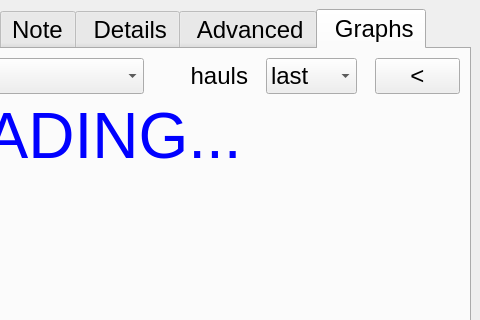
This is ddh/gui/designer_main.ui in LowellInstruments/ddh_old as Qt 5 draws it before an edit; both pictures show x 338 to 818 and y 0 to 320 of the 818 by 498 pixel window. The edited form follows.
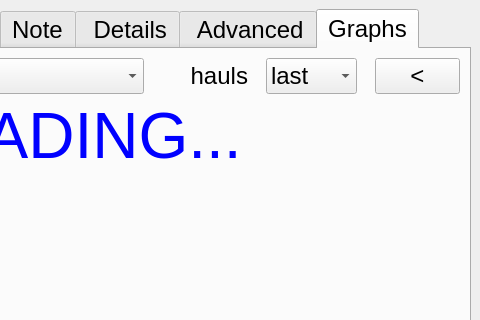
This is the edited form. Icons and pictures are not drawn.

```diff
--- a/ddh/gui/designer_main.ui
+++ b/ddh/gui/designer_main.ui
@@ -1486,7 +1486,7 @@
       </widget>
       <widget class="QWidget" name="tab_graph">
        <attribute name="title">
-        <string> Graphs</string>
+        <string>Graphs</string>
        </attribute>
        <layout class="QVBoxLayout" name="verticalLayout_7" stretch="1,0,8">
         <item>
```
